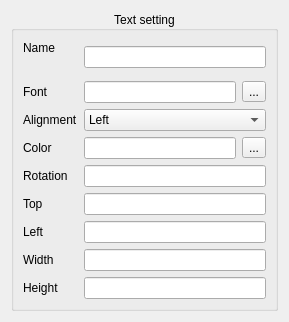
Before: the Qt Designer form HoruxCardDesigner/textsetting.ui in BackupTheBerlios/horux-svn, drawn with Qt 5.
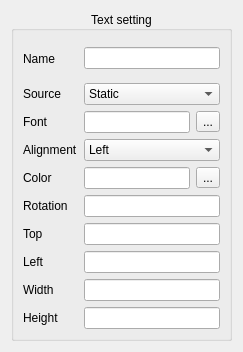
After: the same form once the commit is applied.

Diff of the .ui file:
```diff
--- a/HoruxCardDesigner/textsetting.ui
+++ b/HoruxCardDesigner/textsetting.ui
@@ -6,20 +6,20 @@
    <rect>
     <x>0</x>
     <y>0</y>
-    <width>289</width>
-    <height>322</height>
+    <width>243</width>
+    <height>352</height>
    </rect>
   </property>
   <property name="maximumSize">
    <size>
     <width>16777215</width>
-    <height>322</height>
+    <height>16777215</height>
    </size>
   </property>
   <property name="windowTitle">
    <string>Form</string>
   </property>
-  <layout class="QGridLayout" name="gridLayout_2" rowstretch="0">
+  <layout class="QGridLayout" name="gridLayout_2">
    <item row="0" column="0">
     <widget class="QGroupBox" name="groupBox">
      <property name="title">
@@ -32,7 +32,7 @@
       <bool>true</bool>
      </property>
      <layout class="QGridLayout" name="gridLayout">
-      <item row="0" column="0">
+      <item row="0" column="0" rowspan="2">
        <widget class="QLabel" name="label">
         <property name="text">
          <string>Name</string>
@@ -45,7 +45,7 @@
       <item row="0" column="1" rowspan="2">
        <widget class="QLineEdit" name="name"/>
       </item>
-      <item row="2" column="0">
+      <item row="3" column="0">
        <widget class="QLabel" name="label_3">
         <property name="text">
          <string>Font</string>
@@ -55,7 +55,7 @@
         </property>
        </widget>
       </item>
-      <item row="2" column="1">
+      <item row="3" column="1">
        <layout class="QHBoxLayout" name="horizontalLayout">
         <item>
          <widget class="QLineEdit" name="fontText"/>
@@ -69,7 +69,7 @@
         </item>
        </layout>
       </item>
-      <item row="3" column="0">
+      <item row="4" column="0">
        <widget class="QLabel" name="label_4">
         <property name="text">
          <string>Alignment</string>
@@ -79,7 +79,7 @@
         </property>
        </widget>
       </item>
-      <item row="3" column="1">
+      <item row="4" column="1">
        <widget class="QComboBox" name="alignment">
         <item>
          <property name="text">
@@ -98,7 +98,7 @@
         </item>
        </widget>
       </item>
-      <item row="4" column="0">
+      <item row="5" column="0">
        <widget class="QLabel" name="label_5">
         <property name="text">
          <string>Color</string>
@@ -108,7 +108,7 @@
         </property>
        </widget>
       </item>
-      <item row="4" column="1">
+      <item row="5" column="1">
        <layout class="QHBoxLayout" name="horizontalLayout_2">
         <item>
          <widget class="QLineEdit" name="colorText"/>
@@ -122,7 +122,7 @@
         </item>
        </layout>
       </item>
-      <item row="5" column="0">
+      <item row="6" column="0">
        <widget class="QLabel" name="label_6">
         <property name="text">
          <string>Rotation</string>
@@ -132,10 +132,10 @@
         </property>
        </widget>
       </item>
-      <item row="5" column="1">
+      <item row="6" column="1">
        <widget class="QLineEdit" name="rotation"/>
       </item>
-      <item row="6" column="0">
+      <item row="7" column="0">
        <widget class="QLabel" name="label_7">
         <property name="text">
          <string>Top</string>
@@ -145,10 +145,10 @@
         </property>
        </widget>
       </item>
-      <item row="6" column="1">
+      <item row="7" column="1">
        <widget class="QLineEdit" name="top"/>
       </item>
-      <item row="7" column="0">
+      <item row="8" column="0">
        <widget class="QLabel" name="label_8">
         <property name="text">
          <string>Left</string>
@@ -158,10 +158,10 @@
         </property>
        </widget>
       </item>
-      <item row="7" column="1">
+      <item row="8" column="1">
        <widget class="QLineEdit" name="left"/>
       </item>
-      <item row="8" column="0">
+      <item row="9" column="0">
        <widget class="QLabel" name="label_9">
         <property name="text">
          <string>Width</string>
@@ -171,10 +171,10 @@
         </property>
        </widget>
       </item>
-      <item row="8" column="1">
+      <item row="9" column="1">
        <widget class="QLineEdit" name="widthText"/>
       </item>
-      <item row="9" column="0">
+      <item row="10" column="0">
        <widget class="QLabel" name="label_10">
         <property name="text">
          <string>Height</string>
@@ -184,9 +184,30 @@
         </property>
        </widget>
       </item>
-      <item row="9" column="1">
+      <item row="10" column="1">
        <widget class="QLineEdit" name="heightText"/>
       </item>
+      <item row="2" column="0">
+       <widget class="QLabel" name="label_2">
+        <property name="text">
+         <string>Source</string>
+        </property>
+       </widget>
+      </item>
+      <item row="2" column="1">
+       <widget class="QComboBox" name="source">
+        <item>
+         <property name="text">
+          <string>Static</string>
+         </property>
+        </item>
+        <item>
+         <property name="text">
+          <string>From database...</string>
+         </property>
+        </item>
+       </widget>
+      </item>
      </layout>
     </widget>
    </item>
```
